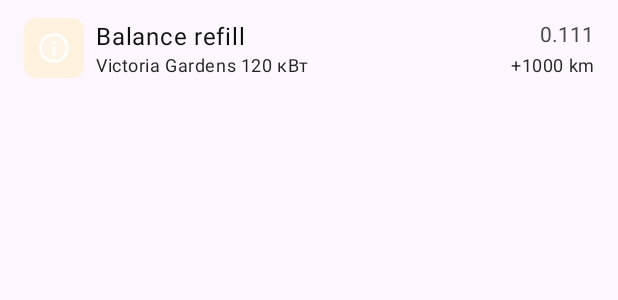
After one commit to Romik9415/scrollwallet, an Android app: the layout rv_item_crypto.xml on its own in the app's theme, with its tools: preview values and no code run, on a phone screen of 412 x 824 dp. The commit adds this screen. Shown: the top 300 px of the screen. Run offline under Robolectric (Android 15) with nearby library versions, the phone set to English and light mode, and no system bars.

Commit message:
Added viewholder for crypto

```diff
--- /dev/null
+++ b/app/src/main/res/layout/rv_item_crypto.xml
@@ -0,0 +1,88 @@
+<?xml version="1.0" encoding="utf-8"?>
+<androidx.constraintlayout.widget.ConstraintLayout xmlns:android="http://schemas.android.com/apk/res/android"
+    xmlns:app="http://schemas.android.com/apk/res-auto"
+    xmlns:tools="http://schemas.android.com/tools"
+    android:layout_width="match_parent"
+    android:layout_height="64dp"
+    android:background="?selectableItemBackground">
+
+    <ImageView
+        android:id="@+id/ivTokenIcon"
+        android:layout_width="40dp"
+        android:layout_height="40dp"
+        android:layout_marginStart="16dp"
+        android:layout_marginTop="4dp"
+        android:layout_marginBottom="4dp"
+        android:background="@drawable/shape_overlay1_r8"
+        android:padding="8dp"
+        app:layout_constraintBottom_toBottomOf="parent"
+        app:layout_constraintStart_toStartOf="parent"
+        app:layout_constraintTop_toTopOf="parent"
+        tools:src="@drawable/ic_info" />
+
+    <TextView
+        android:id="@+id/tvTokenName"
+        android:layout_width="0dp"
+        android:layout_height="wrap_content"
+        android:layout_marginStart="8dp"
+        android:ellipsize="end"
+        android:maxLines="1"
+        android:textAppearance="@style/TextAppearance.MaterialComponents.Body1"
+        android:textColor="@color/color_high_contrast"
+        app:layout_constraintBottom_toTopOf="@+id/tvPrice"
+        app:layout_constraintStart_toEndOf="@+id/ivTokenIcon"
+        app:layout_constraintTop_toTopOf="parent"
+        app:layout_constraintVertical_chainStyle="packed"
+        tools:text="Balance refill" />
+
+    <TextView
+        android:id="@+id/tvPrice"
+        android:layout_width="0dp"
+        android:layout_height="wrap_content"
+        android:ellipsize="end"
+        android:maxLines="1"
+        android:textAppearance="@style/TextAppearance.MaterialComponents.Caption"
+        android:textColor="@color/color_medium_contrast"
+        app:layout_constraintBottom_toBottomOf="parent"
+        app:layout_constraintStart_toStartOf="@+id/tvTokenName"
+        app:layout_constraintTop_toBottomOf="@+id/tvTokenName"
+        tools:text="Victoria Gardens 120 кВт" />
+
+    <androidx.constraintlayout.widget.ConstraintLayout
+        android:id="@+id/clShowLocation"
+        android:layout_width="240dp"
+        android:layout_height="0dp"
+        android:layout_marginEnd="16dp"
+        android:background="?selectableItemBackgroundBorderless"
+        app:layout_constraintBottom_toBottomOf="@+id/tvPrice"
+        app:layout_constraintEnd_toEndOf="parent"
+        app:layout_constraintTop_toTopOf="@+id/tvTokenName">
+
+        <TextView
+            android:id="@+id/tvTokenValue"
+            android:layout_width="0dp"
+            android:layout_height="wrap_content"
+            android:src="@drawable/ic_arrow_back"
+            android:textAlignment="textEnd"
+            app:layout_constraintEnd_toEndOf="parent"
+            app:layout_constraintStart_toStartOf="parent"
+            app:layout_constraintTop_toTopOf="parent"
+            app:tint="@color/color_high_contrast"
+            tools:text="0.111" />
+
+        <TextView
+            android:id="@+id/tvTokenTotalPrice"
+            android:layout_width="0dp"
+            android:layout_height="wrap_content"
+            android:ellipsize="end"
+            android:maxLines="1"
+            android:textAlignment="textEnd"
+            android:textAppearance="@style/TextAppearance.MaterialComponents.Caption"
+            android:textColor="@color/color_medium_contrast"
+            app:layout_constraintBottom_toBottomOf="parent"
+            app:layout_constraintEnd_toEndOf="parent"
+            app:layout_constraintStart_toStartOf="parent"
+            tools:text="+1000 km" />
+
+    </androidx.constraintlayout.widget.ConstraintLayout>
+</androidx.constraintlayout.widget.ConstraintLayout>
```
Also changed, not shown: app/src/main/java/com/example/scrollwallet/data/dto/WalletItem.kt (+21 -4 lines), app/src/main/java/com/example/scrollwallet/ui/pages/home/tokens/CryptoFragment.kt (+13 -2 lines), app/src/main/java/com/example/scrollwallet/ui/pages/home/tokens/ReservationAdapter.kt (added, +34 -0 lines), app/src/main/java/com/example/scrollwallet/ui/pages/home/tokens/WalletItemViewHolder.kt (added, +36 -0 lines), app/src/main/res/layout/fragment_crypto.xml (+8 -0 lines).
